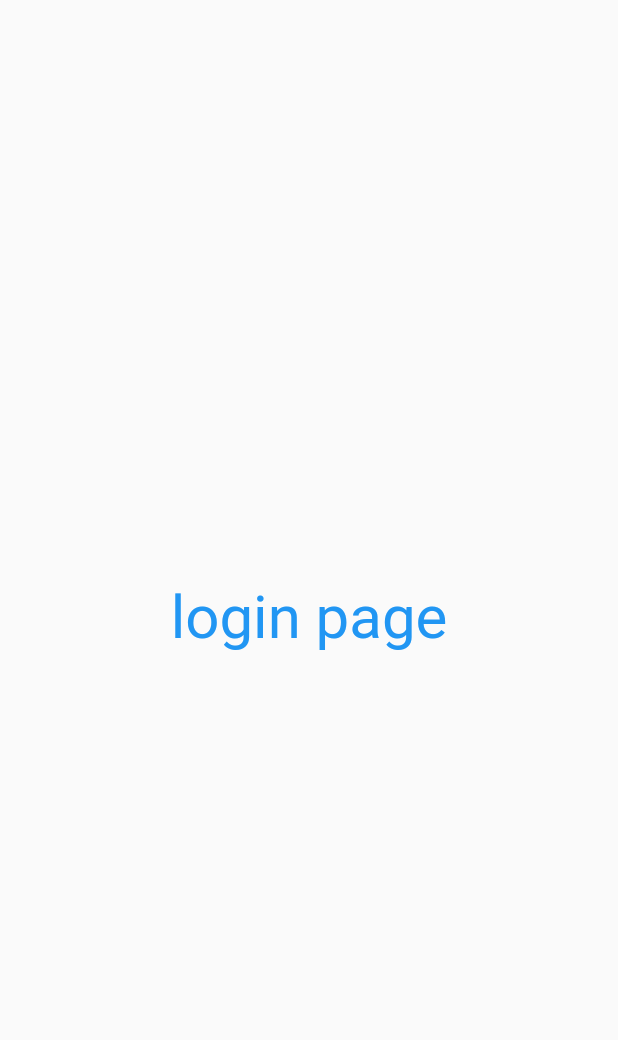
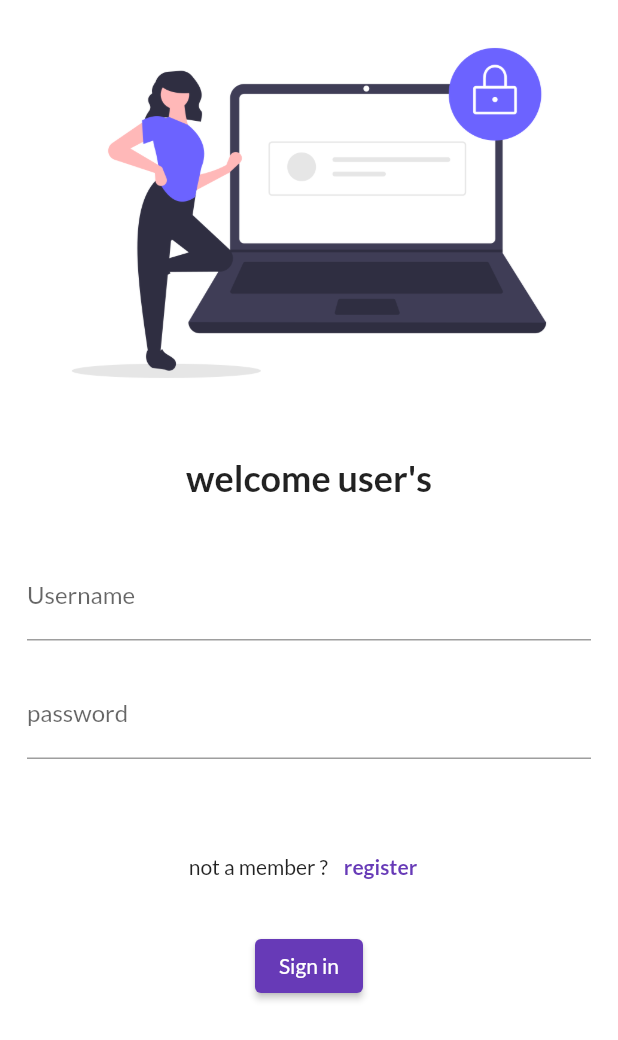
Before and after one commit to Aman-786/learnflutter, a Flutter app: the screen it shows after launch, on a phone screen of 412 x 824 dp. Shown: the top 1040 px of the screen. Run offline on Flutter 3.47's test engine with Material 2 defaults, Android fonts, the light colour scheme and no system bars; our stand-ins replace google_fonts.

Commit message:
loginpage ui

```diff
--- a/lib/main.dart
+++ b/lib/main.dart
@@ -2,6 +2,7 @@ import 'package:flutter/material.dart';
 import 'package:flutter_tut1/pages/home_page.dart';
 import 'package:flutter_tut1/pages/login_page.dart';
 import 'package:flutter_tut1/pages/signup.dart';
+import 'package:google_fonts/google_fonts.dart';
 
 void main() {
   runApp(const MyApp());
@@ -17,6 +18,8 @@ class MyApp extends StatelessWidget {
       themeMode: ThemeMode.light,
       theme: ThemeData(
         primarySwatch: Colors.deepPurple,
+        fontFamily: GoogleFonts.lato().fontFamily,
+        // primaryTextTheme: GoogleFonts.latoTextTheme(),
       ),
       darkTheme: ThemeData(
         brightness: Brightness.dark,
--- a/lib/pages/login_page.dart
+++ b/lib/pages/login_page.dart
@@ -10,19 +10,70 @@ class Login extends StatefulWidget {
 class _LoginState extends State<Login> {
   @override
   Widget build(BuildContext context) {
-    // ignore: prefer_const_constructors
     return Material(
-      // ignore: prefer_const_constructors
-      child: Center(
-        child: const Text(
-          "login page",
-          style: TextStyle(
-            fontSize: 40,
-            color: Colors.blue,
-          ),
-          overflow: TextOverflow.fade,
-        ),
-      ),
-    );
+        color: Colors.white,
+        child: Column(
+          children: [
+            Image.asset("assets/images/hero.png"),
+            const SizedBox(
+              height: 20,
+            ),
+            const Text(
+              "welcome user's",
+              style: TextStyle(
+                fontSize: 24,
+                fontWeight: FontWeight.bold,
+              ),
+            ),
+            const SizedBox(
+              height: 25,
+            ),
+            Padding(
+              padding: const EdgeInsets.symmetric(horizontal: 18, vertical: 10),
+              child: Column(
+                children: [
+                  TextFormField(
+                    decoration: const InputDecoration(
+                      hintText: "example@email.com",
+                      labelText: "Username",
+                    ),
+                  ),
+                  const SizedBox(
+                    height: 20,
+                  ),
+                  TextFormField(
+                    obscureText: true,
+                    decoration: const InputDecoration(
+                      labelText: "password",
+                    ),
+                  ),
+                ],
+              ),
+            ),
+            const SizedBox(
+              height: 20,
+            ),
+            Padding(
+              padding: const EdgeInsets.all(18.0),
+              child: Row(
+                mainAxisAlignment: MainAxisAlignment.center,
+                children: [
+                  const Text("not a member ? "),
+                  // Spacer(),
+                  TextButton(
+                      onPressed: () {},
+                      child: const Text(
+                        "register",
+                        style: TextStyle(fontWeight: FontWeight.bold),
+                      ))
+                ],
+              ),
+            ),
+            ElevatedButton(
+              onPressed: () {},
+              child: const Text("Sign in"),
+            ),
+          ],
+        ));
   }
 }
--- a/lib/pages/signup.dart
+++ b/lib/pages/signup.dart
@@ -10,7 +10,7 @@ class SignUp extends StatefulWidget {
 class _SignUpState extends State<SignUp> {
   @override
   Widget build(BuildContext context) {
-    return Scaffold(
+    return const Scaffold(
       body: Center(
         child: Text("Sign up"),
       ),
--- a/pubspec.yaml
+++ b/pubspec.yaml
@@ -36,6 +36,7 @@ dependencies:
   # The following adds the Cupertino Icons font to your application.
   # Use with the CupertinoIcons class for iOS style icons.
   cupertino_icons: ^1.0.2
+  google_fonts: ^3.0.1
 
 dev_dependencies:
   flutter_test:
@@ -60,8 +61,8 @@ flutter:
   uses-material-design: true
 
   # To add assets to your application, add an assets section, like this:
-  # assets:
-  #   - images/a_dot_burr.jpeg
+  assets:
+    - assets/images/
   #   - images/a_dot_ham.jpeg
 
   # An image asset can refer to one or more resolution-specific "variants", see
```
Also changed, not shown: assets/images/hero.png (added), pubspec.lock, 1 other file.
